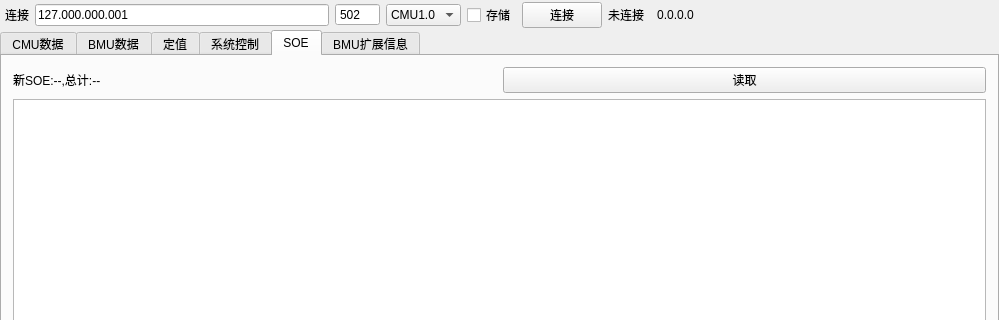
Above: views/bmsview/bmsview.ui from Shogpe/bmsTool before the change; both pictures show x 0 to 999 and y 0 to 320 of the 999 by 624 pixel window. Below: the same form after it.
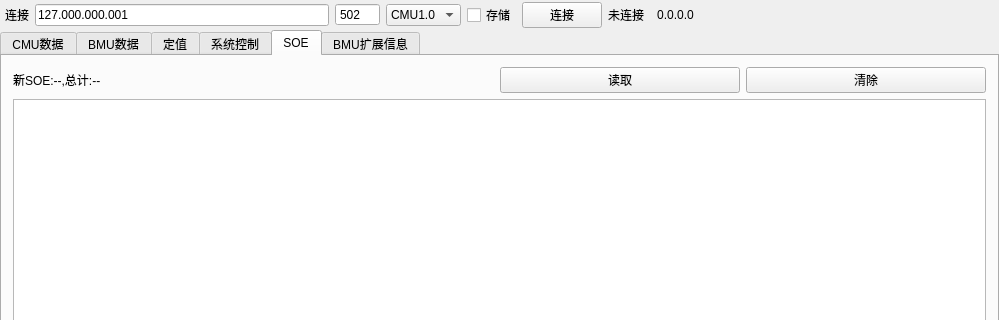
That is the form after the change. The open tabs and pages were chosen to show the change. Custom widgets are drawn as their Qt base class.

Patch:
```diff
--- a/views/bmsview/bmsview.ui
+++ b/views/bmsview/bmsview.ui
@@ -9115,8 +9115,39 @@
       <attribute name="title">
        <string>SOE</string>
       </attribute>
-      <layout class="QGridLayout" name="gridLayout_4">
-       <item row="1" column="0" colspan="2">
+      <layout class="QVBoxLayout" name="verticalLayout_17">
+       <item>
+        <layout class="QHBoxLayout" name="horizontalLayout_10" stretch="2,1,1">
+         <property name="topMargin">
+          <number>0</number>
+         </property>
+         <property name="rightMargin">
+          <number>0</number>
+         </property>
+         <item>
+          <widget class="QLabel" name="labelSOE">
+           <property name="text">
+            <string>新SOE:--,总计:--</string>
+           </property>
+          </widget>
+         </item>
+         <item>
+          <widget class="QPushButton" name="btnReadSOE">
+           <property name="text">
+            <string>读取</string>
+           </property>
+          </widget>
+         </item>
+         <item>
+          <widget class="QPushButton" name="btnClearSOE">
+           <property name="text">
+            <string>清除</string>
+           </property>
+          </widget>
+         </item>
+        </layout>
+       </item>
+       <item>
         <widget class="QTableView" name="ViewSOE">
          <property name="alternatingRowColors">
           <bool>true</bool>
@@ -9126,20 +9157,6 @@
          </property>
         </widget>
        </item>
-       <item row="0" column="0">
-        <widget class="QLabel" name="labelSOE">
-         <property name="text">
-          <string>新SOE:--,总计:--</string>
-         </property>
-        </widget>
-       </item>
-       <item row="0" column="1">
-        <widget class="QPushButton" name="btnReadSOE">
-         <property name="text">
-          <string>读取</string>
-         </property>
-        </widget>
-       </item>
       </layout>
      </widget>
      <widget class="QWidget" name="tabBalance">
```
Left out of the diff: 5 changed lines with no effect on the pictures.
